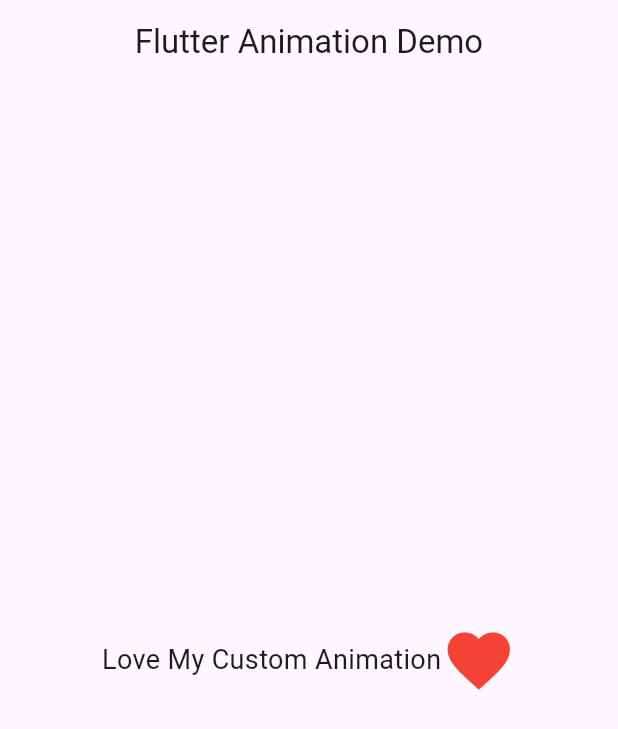
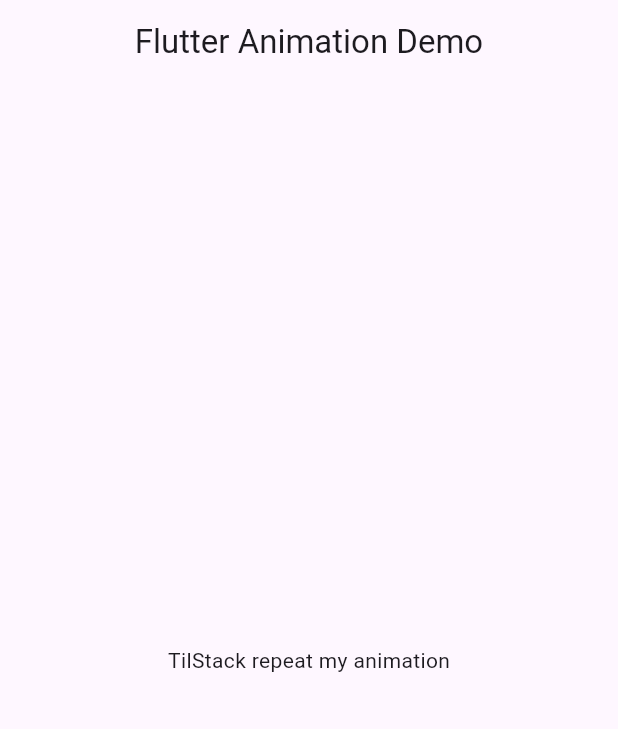
Before and after one commit to TilStack/flutter_animation, a Flutter app: the screen it shows after launch, on a phone screen of 412 x 824 dp. Shown: the top 729 px of the screen. Run offline on Flutter 3.47's test engine with Material 3 defaults, Android fonts, the phone set to English and light mode, and no system bars; drawn by our look-alikes of flutter_animate.

Commit message:
repeat animation function added

```diff
--- a/lib/main.dart
+++ b/lib/main.dart
@@ -25,7 +25,7 @@ class MyApp extends StatelessWidget {
           centerTitle: true,
         ),
         body: Center(
-          child: customAnimation(),
+          child: repeatAnimation(),
         ),
       ),
     );
--- a/lib/personelAnimation.dart
+++ b/lib/personelAnimation.dart
@@ -42,3 +42,15 @@ Animate customAnimation() {
         }),
       );
 }
+
+Animate repeatAnimation() {
+  return Animate(
+    child: const Text('TilStack repeat my animation'),
+  )
+      .animate(
+        onPlay: (controller) => controller.repeat(),
+      )
+      .scaleXY(
+        duration: const Duration(seconds: 2),
+      );
+}
```
